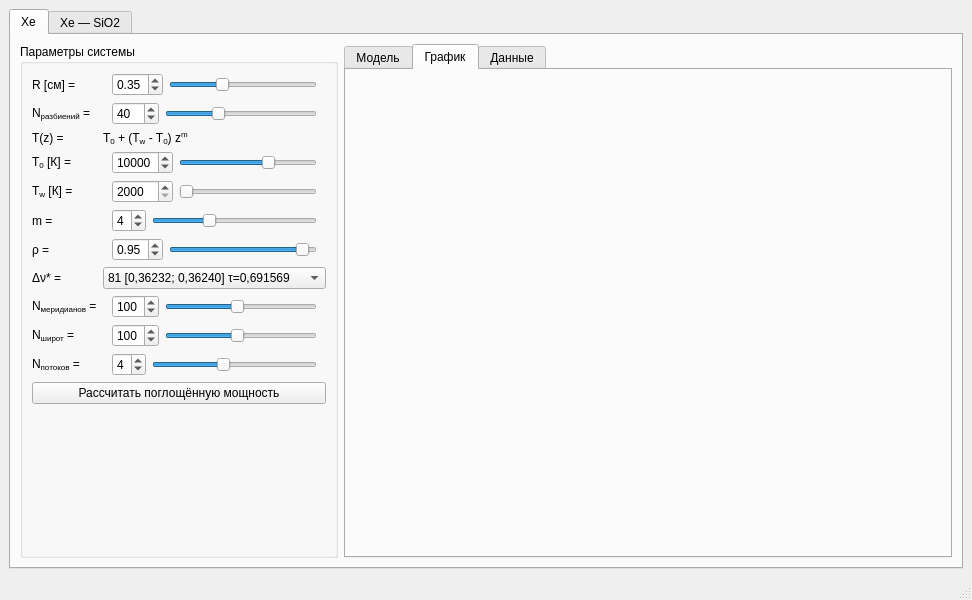
Old version of the form gui/main_window.ui in the repository wcdbmv/MT.
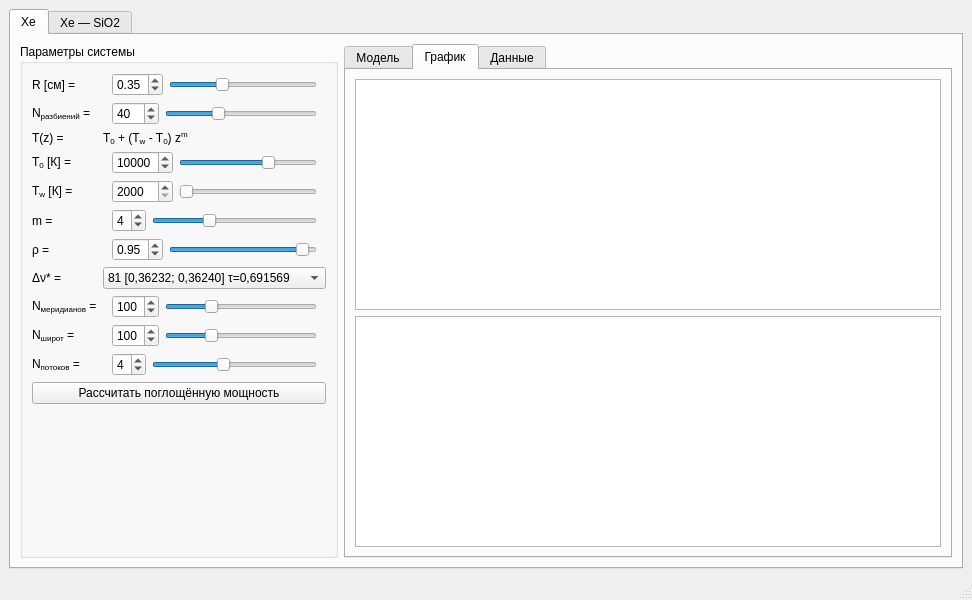
New version of the form. The open tabs and pages were chosen to show the change. Custom widgets are drawn as their Qt base class.

Commit message: Done Xe tab

What changed in the file:
```diff
--- a/gui/main_window.ui
+++ b/gui/main_window.ui
@@ -1423,10 +1423,10 @@
               <item>
                <widget class="QSlider" name="xeNLatitudeHorizontalSlider">
                 <property name="minimum">
-                 <number>10</number>
+                 <number>20</number>
                 </property>
                 <property name="maximum">
-                 <number>200</number>
+                 <number>300</number>
                 </property>
                 <property name="singleStep">
                  <number>10</number>
@@ -1477,10 +1477,10 @@
               <item>
                <widget class="QSlider" name="xeNMeridianHorizontalSlider">
                 <property name="minimum">
-                 <number>10</number>
+                 <number>20</number>
                 </property>
                 <property name="maximum">
-                 <number>200</number>
+                 <number>300</number>
                 </property>
                 <property name="singleStep">
                  <number>10</number>
@@ -1513,6 +1513,14 @@
            <attribute name="title">
             <string>График</string>
            </attribute>
+           <layout class="QVBoxLayout" name="verticalLayout_2">
+            <item>
+             <widget class="XePlotWidget" name="xeI2PlotWidget"/>
+            </item>
+            <item>
+             <widget class="XePlotWidget" name="xeI3PlotWidget"/>
+            </item>
+           </layout>
           </widget>
           <widget class="QWidget" name="xeDataWidget">
            <attribute name="title">
@@ -1664,6 +1672,11 @@
    <header>xe_paint_widget.h</header>
    <container>1</container>
   </customwidget>
+  <customwidget>
+   <class>XePlotWidget</class>
+   <extends>QGraphicsView</extends>
+   <header>xe_plot_widget.h</header>
+  </customwidget>
  </customwidgets>
  <resources/>
  <connections/>
```
Left out of the diff: 8 changed lines with no effect on the pictures. The commit also changes 5 other files.
